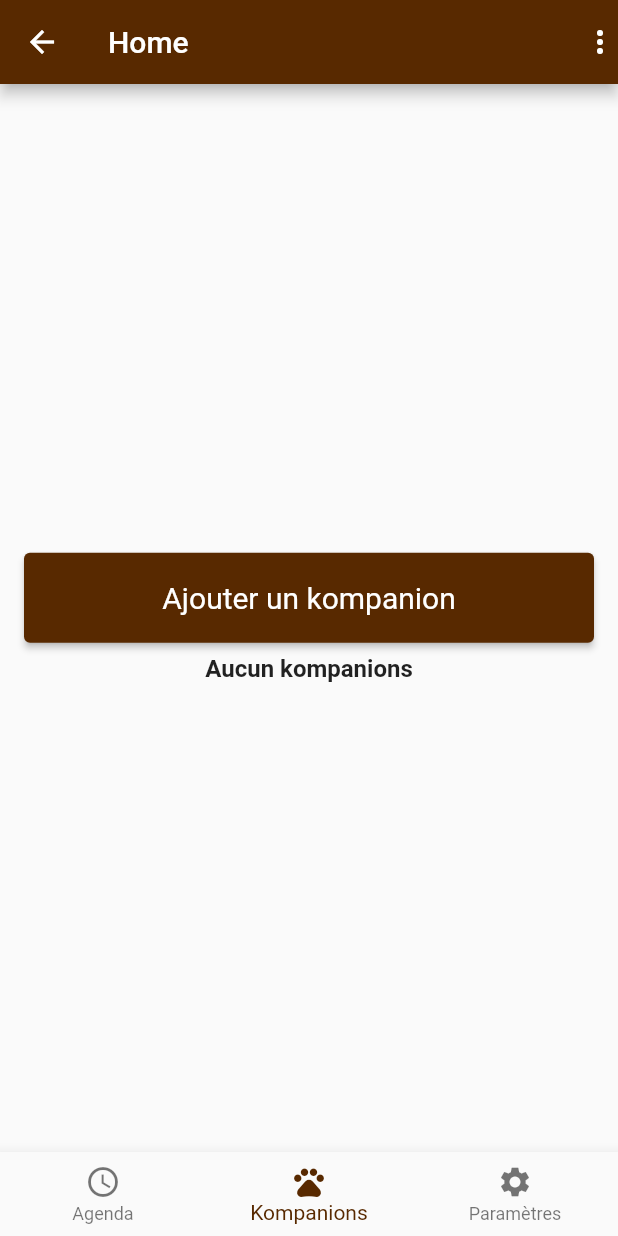
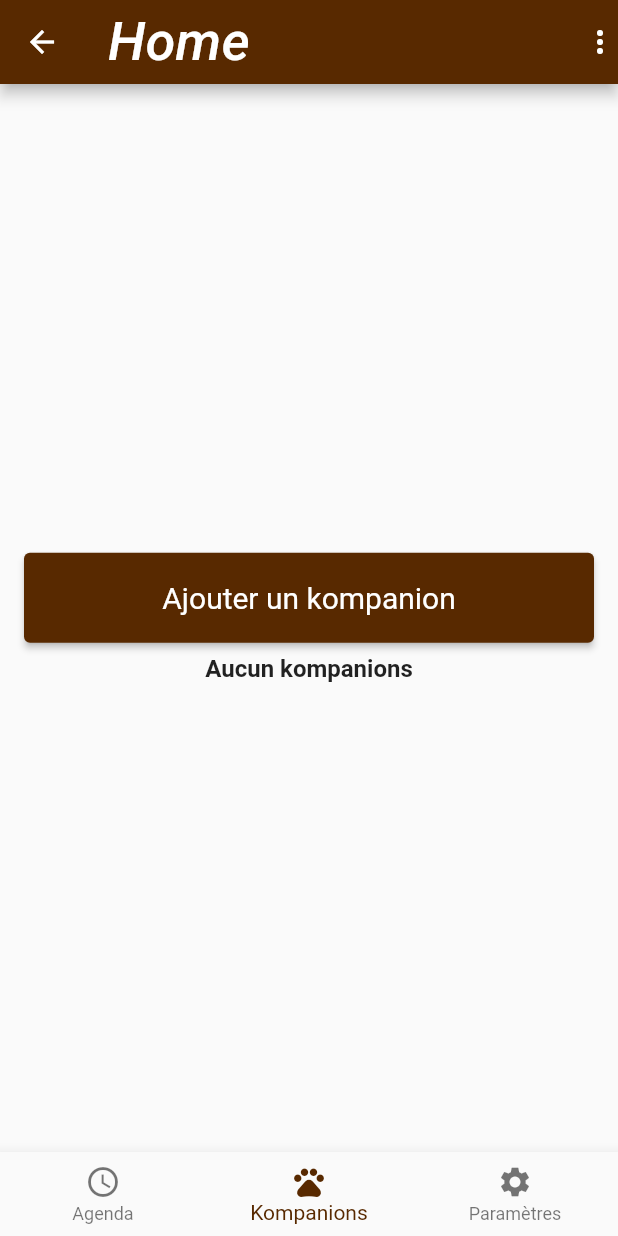
Before and after one commit to FabienLacorre/Kompanions, a Flutter app: the Home screen opened directly, on a phone screen of 412 x 824 dp. Run offline on Flutter 3.47's test engine with Material 2 defaults, Android fonts, the phone set to English and light mode, and no system bars; our stand-ins replace flutter_secure_storage; accounts and stored records are empty; network calls fail; Roboto replaces fonts that are missing (Georgia, Hind).

Commit message:
feat: create a custom theme for all ap

```diff
--- a/lib/Constants/Colors.dart
+++ /dev/null
@@ -1,3 +0,0 @@
-const mainColor = 0xFF582900;
-
-// bleu 0xFF33CCCC
--- a/lib/Pages/Login.dart
+++ b/lib/Pages/Login.dart
@@ -1,6 +1,6 @@
 import 'package:flutter/material.dart';
 import 'package:kompanions/Router/Router.dart';
-import 'package:kompanions/Utils/ErrorSnackBar.dart';
+import 'package:kompanions/Widgets/ErrorSnackBar.dart';
 import 'package:kompanions/Widgets/CustomText.dart';
 import 'package:kompanions/Widgets/CustomButton.dart';
 import 'package:kompanions/Widgets/CustomTextField.dart';
--- a/lib/Pages/Register.dart
+++ b/lib/Pages/Register.dart
@@ -1,7 +1,7 @@
 import 'package:flutter/material.dart';
 import 'package:kompanions/Api/UserRequest.dart';
 import 'package:kompanions/Router/Router.dart';
-import 'package:kompanions/Utils/ErrorSnackBar.dart';
+import 'package:kompanions/Widgets/ErrorSnackBar.dart';
 import 'package:kompanions/Widgets/CustomText.dart';
 import 'package:kompanions/Widgets/CustomButton.dart';
 import 'package:kompanions/Widgets/CustomTextField.dart';
--- /dev/null
+++ b/lib/Theme/CustomTheme.dart
@@ -0,0 +1,37 @@
+import 'package:flutter/material.dart';
+
+const mainColor = 0xFF582900;
+
+Map<int, Color> color = {
+  50: Color.fromRGBO(88, 41, 0, .1),
+  100: Color.fromRGBO(88, 41, 0, .2),
+  200: Color.fromRGBO(88, 41, 0, .3),
+  300: Color.fromRGBO(88, 41, 0, .4),
+  400: Color.fromRGBO(88, 41, 0, .5),
+  500: Color.fromRGBO(88, 41, 0, .6),
+  600: Color.fromRGBO(88, 41, 0, .7),
+  700: Color.fromRGBO(88, 41, 0, .8),
+  800: Color.fromRGBO(88, 41, 0, .9),
+  900: Color.fromRGBO(88, 41, 0, 1),
+};
+MaterialColor mainColorMaterial = MaterialColor(0xFF582900, color);
+
+final appTheme = ThemeData(
+    fontFamily: 'Georgia',
+    primaryColor: new Color(0xFF582900),
+    primarySwatch: mainColorMaterial,
+    elevatedButtonTheme: ElevatedButtonThemeData(
+      style: ElevatedButton.styleFrom(
+        primary: new Color(0xFF582900),
+        onPrimary: Colors.white,
+      ),
+    ),
+    buttonTheme: ButtonThemeData(
+      textTheme: ButtonTextTheme.primary,
+      buttonColor: Colors.white,
+    ),
+    textTheme: const TextTheme(
+      headline1: TextStyle(fontSize: 72.0, fontWeight: FontWeight.bold),
+      headline6: TextStyle(fontSize: 36.0, fontStyle: FontStyle.italic),
+      bodyText2: TextStyle(fontSize: 14.0, fontFamily: 'Hind'),
+    ));
--- a/lib/Widgets/BottomBar.dart
+++ b/lib/Widgets/BottomBar.dart
@@ -1,6 +1,6 @@
 import 'package:flutter/material.dart';
 import 'package:flutter/foundation.dart';
-import 'package:kompanions/Constants/Colors.dart';
+// import 'package:kompanions/Constants/Colors.dart';
 
 class _BottomBar extends State<BottomBar> {
   // int _selectedIndex = 0;
@@ -23,7 +23,7 @@ class _BottomBar extends State<BottomBar> {
         ),
       ],
       currentIndex: 1,
-      selectedItemColor: Color(mainColor),
+      // selectedItemColor: Color(mainColor),
       onTap: (int index) {},
     );
   }
--- a/lib/Widgets/CustomButton.dart
+++ b/lib/Widgets/CustomButton.dart
@@ -1,6 +1,6 @@
 import 'package:flutter/material.dart';
 import 'package:flutter/foundation.dart';
-import 'package:kompanions/Constants/Colors.dart';
+// import 'package:kompanions/Constants/Colors.dart';
 
 class _CustomButton extends State<CustomButton> {
   @override
@@ -9,7 +9,6 @@ class _CustomButton extends State<CustomButton> {
         textStyle: const TextStyle(
           fontSize: 20,
         ),
-        primary: Color(mainColor),
         minimumSize: Size(double.infinity, 60));
     return ElevatedButton(
       style: style,
--- a/lib/Widgets/TopBar.dart
+++ b/lib/Widgets/TopBar.dart
@@ -1,6 +1,6 @@
 import 'package:flutter/material.dart';
 import 'package:flutter/foundation.dart';
-import 'package:kompanions/Constants/Colors.dart';
+// import 'package:kompanions/Constants/Colors.dart';
 
 class TopBar extends StatelessWidget implements PreferredSizeWidget {
   final String title;
@@ -10,7 +10,7 @@ class TopBar extends StatelessWidget implements PreferredSizeWidget {
   @override
   Widget build(BuildContext context) {
     return AppBar(
-      backgroundColor: Color(mainColor),
+      // backgroundColor: Color(mainColor),
       actions: [
         Icon(Icons.more_vert),
       ],
--- a/lib/main.dart
+++ b/lib/main.dart
@@ -1,5 +1,6 @@
 import 'package:flutter/material.dart';
 import "Pages/Login.dart";
+import 'Theme/CustomTheme.dart';
 
 void main() {
   runApp(KompanionsApp());
@@ -10,9 +11,7 @@ class KompanionsApp extends StatelessWidget {
   Widget build(BuildContext context) {
     return MaterialApp(
       title: 'Kompanions',
-      theme: ThemeData(
-        primarySwatch: Colors.blue,
-      ),
+      theme: appTheme,
       home: Login(),
       // home: Home(),
     );
```
Also changed, not shown: lib/Pages/AddKompanion.dart (+30 -0 lines), lib/Widgets/ErrorSnackBar.dart (renamed from lib/Utils/ErrorSnackBar.dart).
